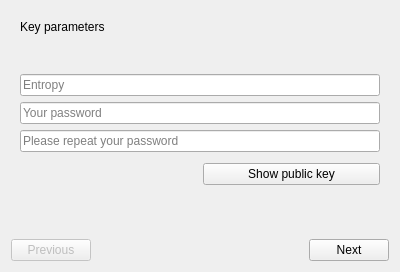
Before: the Qt Designer form res/ui/account_cfg.ui in duniter/sakia, drawn with Qt 5.
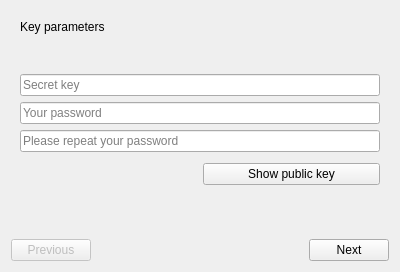
After: the same form once the commit is applied. The open tabs and pages were chosen to show the change.

Patch:
```diff
--- a/res/ui/account_cfg.ui
+++ b/res/ui/account_cfg.ui
@@ -140,7 +140,7 @@
               <string/>
              </property>
              <property name="placeholderText">
-              <string>Entropy</string>
+              <string>Secret key</string>
              </property>
             </widget>
            </item>
```
